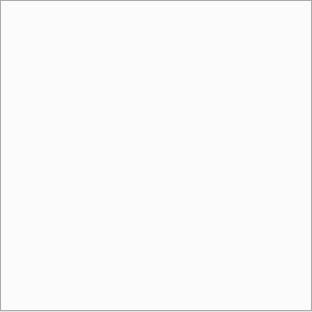
The window that gui/inventory/inventoryeditor.ui (EnderHDMC/MHWISaveEditor) describes before a commit, drawn with Qt 5.
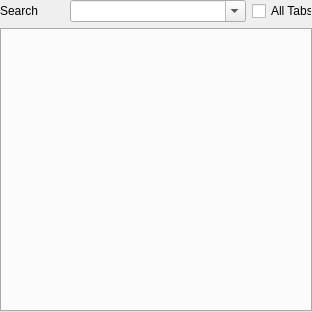
The same window after the commit.

Commit message: Item Search

```diff
--- a/gui/inventory/inventoryeditor.ui
+++ b/gui/inventory/inventoryeditor.ui
@@ -19,7 +19,7 @@
   <property name="windowTitle">
    <string>InventoryEditor</string>
   </property>
-  <layout class="QGridLayout" name="gridLayout">
+  <layout class="QVBoxLayout" name="verticalLayout">
    <property name="leftMargin">
     <number>0</number>
    </property>
@@ -32,7 +32,50 @@
    <property name="bottomMargin">
     <number>0</number>
    </property>
-   <item row="0" column="0">
+   <item>
+    <layout class="QHBoxLayout" name="horizontalLayout">
+     <item>
+      <widget class="QLabel" name="lblSearch">
+       <property name="maximumSize">
+        <size>
+         <width>64</width>
+         <height>16777215</height>
+        </size>
+       </property>
+       <property name="text">
+        <string>Search</string>
+       </property>
+      </widget>
+     </item>
+     <item>
+      <widget class="QComboBox" name="cmbSearchItem">
+       <property name="editable">
+        <bool>true</bool>
+       </property>
+       <property name="placeholderText">
+        <string>Item Search</string>
+       </property>
+      </widget>
+     </item>
+     <item>
+      <widget class="QCheckBox" name="chkAllTabs">
+       <property name="maximumSize">
+        <size>
+         <width>60</width>
+         <height>16777215</height>
+        </size>
+       </property>
+       <property name="text">
+        <string>All Tabs</string>
+       </property>
+       <property name="checked">
+        <bool>false</bool>
+       </property>
+      </widget>
+     </item>
+    </layout>
+   </item>
+   <item>
     <widget class="QTabWidget" name="tabEditors">
      <property name="currentIndex">
       <number>-1</number>
```
Left out of the diff: 38 changed lines with no effect on the pictures. The commit also changes 6 other files.
